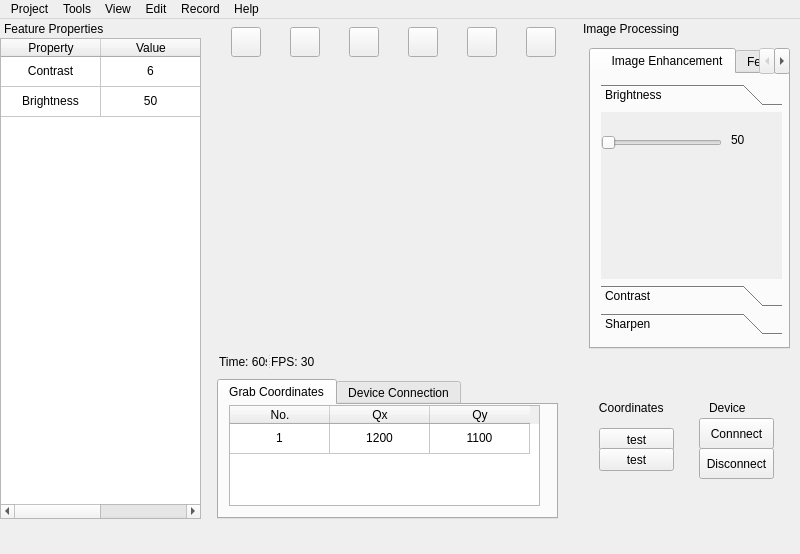
The window that mainwindow.ui (yuranxue272181/WPIMQP) describes before a commit, drawn with Qt 5.
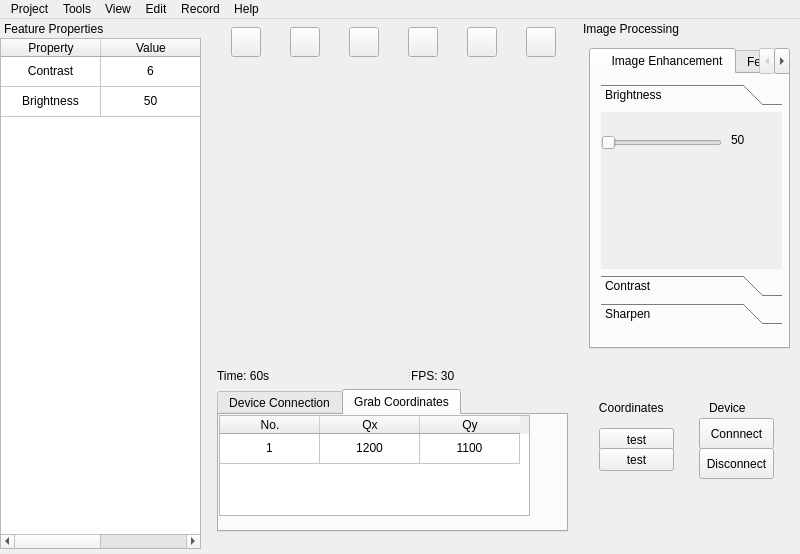
The same window after the commit. The open tabs and pages were chosen to show the change.

Patch:
```diff
--- a/mainwindow.ui
+++ b/mainwindow.ui
@@ -44,14 +44,14 @@
    <widget class="QWidget" name="videoWidget" native="true">
     <property name="geometry">
      <rect>
-      <x>12</x>
-      <y>41</y>
+      <x>11</x>
+      <y>42</y>
       <width>352</width>
       <height>288</height>
      </rect>
     </property>
     <property name="sizePolicy">
-     <sizepolicy hsizetype="Expanding" vsizetype="Expanding">
+     <sizepolicy hsizetype="Fixed" vsizetype="Fixed">
       <horstretch>0</horstretch>
       <verstretch>0</verstretch>
      </sizepolicy>
@@ -62,161 +62,18 @@
       <height>288</height>
      </size>
     </property>
+    <property name="maximumSize">
+     <size>
+      <width>1056</width>
+      <height>864</height>
+     </size>
+    </property>
     <property name="sizeIncrement">
      <size>
-      <width>10</width>
-      <height>10</height>
-     </size>
-    </property>
-   </widget>
-   <widget class="QTabWidget" name="tabWidget_2">
-    <property name="geometry">
-     <rect>
-      <x>10</x>
-      <y>360</y>
-      <width>341</width>
-      <height>140</height>
-     </rect>
-    </property>
-    <property name="minimumSize">
-     <size>
       <width>0</width>
-      <height>140</height>
+      <height>0</height>
      </size>
     </property>
-    <property name="layoutDirection">
-     <enum>Qt::LayoutDirection::LeftToRight</enum>
-    </property>
-    <property name="currentIndex">
-     <number>0</number>
-    </property>
-    <widget class="QWidget" name="tab_4">
-     <attribute name="title">
-      <string>Grab Coordinates</string>
-     </attribute>
-     <widget class="QTableWidget" name="tableWidget_2">
-      <property name="geometry">
-       <rect>
-        <x>10</x>
-        <y>0</y>
-        <width>311</width>
-        <height>101</height>
-       </rect>
-      </property>
-      <attribute name="horizontalHeaderVisible">
-       <bool>true</bool>
-      </attribute>
-      <attribute name="horizontalHeaderCascadingSectionResizes">
-       <bool>false</bool>
-      </attribute>
-      <attribute name="horizontalHeaderHighlightSections">
-       <bool>false</bool>
-      </attribute>
-      <attribute name="verticalHeaderVisible">
-       <bool>false</bool>
-      </attribute>
-      <row/>
-      <column>
-       <property name="text">
-        <string>No.</string>
-       </property>
-      </column>
-      <column>
-       <property name="text">
-        <string>Qx</string>
-       </property>
-      </column>
-      <column>
-       <property name="text">
-        <string>Qy</string>
-       </property>
-      </column>
-      <item row="0" column="0">
-       <property name="text">
-        <string>1</string>
-       </property>
-       <property name="textAlignment">
-        <set>AlignCenter</set>
-       </property>
-      </item>
-      <item row="0" column="1">
-       <property name="text">
-        <string>1200</string>
-       </property>
-       <property name="textAlignment">
-        <set>AlignCenter</set>
-       </property>
-      </item>
-      <item row="0" column="2">
-       <property name="text">
-        <string>1100</string>
-       </property>
-       <property name="textAlignment">
-        <set>AlignCenter</set>
-       </property>
-      </item>
-     </widget>
-    </widget>
-    <widget class="QWidget" name="tab_5">
-     <attribute name="title">
-      <string>Device Connection</string>
-     </attribute>
-     <widget class="QTextBrowser" name="textBrowser">
-      <property name="geometry">
-       <rect>
-        <x>10</x>
-        <y>0</y>
-        <width>321</width>
-        <height>101</height>
-       </rect>
-      </property>
-      <property name="minimumSize">
-       <size>
-        <width>321</width>
-        <height>101</height>
-       </size>
-      </property>
-      <property name="html">
-       <string>&lt;!DOCTYPE HTML PUBLIC &quot;-//W3C//DTD HTML 4.0//EN&quot; &quot;http://www.w3.org/TR/REC-html40/strict.dtd&quot;&gt;
-&lt;html&gt;&lt;head&gt;&lt;meta name=&quot;qrichtext&quot; content=&quot;1&quot; /&gt;&lt;meta charset=&quot;utf-8&quot; /&gt;&lt;style type=&quot;text/css&quot;&gt;
-p, li { white-space: pre-wrap; }
-hr { height: 1px; border-width: 0; }
-li.unchecked::marker { content: &quot;\2610&quot;; }
-li.checked::marker { content: &quot;\2612&quot;; }
-&lt;/style&gt;&lt;/head&gt;&lt;body style=&quot; font-family:'Microsoft YaHei UI'; font-size:9pt; font-weight:400; font-style:normal;&quot;&gt;
-&lt;p style=&quot; margin-top:0px; margin-bottom:0px; margin-left:0px; margin-right:0px; -qt-block-indent:0; text-indent:0px;&quot;&gt;Camera 1:&lt;/p&gt;
-&lt;p style=&quot; margin-top:0px; margin-bottom:0px; margin-left:0px; margin-right:0px; -qt-block-indent:0; text-indent:0px;&quot;&gt;  connecting&lt;/p&gt;
-&lt;p style=&quot; margin-top:0px; margin-bottom:0px; margin-left:0px; margin-right:0px; -qt-block-indent:0; text-indent:0px;&quot;&gt;  1000x1000&lt;/p&gt;
-&lt;p style=&quot; margin-top:0px; margin-bottom:0px; margin-left:0px; margin-right:0px; -qt-block-indent:0; text-indent:0px;&quot;&gt;   etc&lt;/p&gt;
-&lt;p style=&quot; margin-top:0px; margin-bottom:0px; margin-left:0px; margin-right:0px; -qt-block-indent:0; text-indent:0px;&quot;&gt;Camera 2:&lt;/p&gt;
-&lt;p style=&quot; margin-top:0px; margin-bottom:0px; margin-left:0px; margin-right:0px; -qt-block-indent:0; text-indent:0px;&quot;&gt;  disconnecting&lt;/p&gt;
-&lt;p style=&quot;-qt-paragraph-type:empty; margin-top:0px; margin-bottom:0px; margin-left:0px; margin-right:0px; -qt-block-indent:0; text-indent:0px;&quot;&gt;&lt;br /&gt;&lt;/p&gt;&lt;/body&gt;&lt;/html&gt;</string>
-      </property>
-     </widget>
-    </widget>
-   </widget>
-   <widget class="QSplitter" name="splitter">
-    <property name="geometry">
-     <rect>
-      <x>12</x>
-      <y>335</y>
-      <width>96</width>
-      <height>16</height>
-     </rect>
-    </property>
-    <property name="orientation">
-     <enum>Qt::Orientation::Horizontal</enum>
-    </property>
-    <widget class="QLabel" name="label_5">
-     <property name="text">
-      <string>Time: 60s</string>
-     </property>
-    </widget>
-    <widget class="QLabel" name="label_6">
-     <property name="text">
-      <string>FPS: 30</string>
-     </property>
-    </widget>
    </widget>
    <widget class="QWidget" name="layoutWidget">
     <property name="geometry">
@@ -308,6 +165,155 @@
      </item>
     </layout>
    </widget>
+   <widget class="QWidget" name="">
+    <property name="geometry">
+     <rect>
+      <x>10</x>
+      <y>350</y>
+      <width>351</width>
+      <height>163</height>
+     </rect>
+    </property>
+    <layout class="QVBoxLayout" name="verticalLayout">
+     <item>
+      <widget class="QSplitter" name="splitter">
+       <property name="orientation">
+        <enum>Qt::Orientation::Horizontal</enum>
+       </property>
+       <widget class="QLabel" name="label_5">
+        <property name="text">
+         <string>Time: 60s</string>
+        </property>
+       </widget>
+       <widget class="QLabel" name="label_6">
+        <property name="text">
+         <string>FPS: 30</string>
+        </property>
+       </widget>
+      </widget>
+     </item>
+     <item>
+      <widget class="QTabWidget" name="tabWidget_2">
+       <property name="minimumSize">
+        <size>
+         <width>0</width>
+         <height>140</height>
+        </size>
+       </property>
+       <property name="layoutDirection">
+        <enum>Qt::LayoutDirection::LeftToRight</enum>
+       </property>
+       <property name="currentIndex">
+        <number>0</number>
+       </property>
+       <widget class="QWidget" name="tab_5">
+        <attribute name="title">
+         <string>Device Connection</string>
+        </attribute>
+        <widget class="QTextBrowser" name="textBrowser">
+         <property name="geometry">
+          <rect>
+           <x>10</x>
+           <y>0</y>
+           <width>321</width>
+           <height>101</height>
+          </rect>
+         </property>
+         <property name="minimumSize">
+          <size>
+           <width>321</width>
+           <height>101</height>
+          </size>
+         </property>
+         <property name="html">
+          <string>&lt;!DOCTYPE HTML PUBLIC &quot;-//W3C//DTD HTML 4.0//EN&quot; &quot;http://www.w3.org/TR/REC-html40/strict.dtd&quot;&gt;
+&lt;html&gt;&lt;head&gt;&lt;meta name=&quot;qrichtext&quot; content=&quot;1&quot; /&gt;&lt;meta charset=&quot;utf-8&quot; /&gt;&lt;style type=&quot;text/css&quot;&gt;
+p, li { white-space: pre-wrap; }
+hr { height: 1px; border-width: 0; }
+li.unchecked::marker { content: &quot;\2610&quot;; }
+li.checked::marker { content: &quot;\2612&quot;; }
+&lt;/style&gt;&lt;/head&gt;&lt;body style=&quot; font-family:'Microsoft YaHei UI'; font-size:9pt; font-weight:400; font-style:normal;&quot;&gt;
+&lt;p style=&quot; margin-top:0px; margin-bottom:0px; margin-left:0px; margin-right:0px; -qt-block-indent:0; text-indent:0px;&quot;&gt;Camera 1:&lt;/p&gt;
+&lt;p style=&quot; margin-top:0px; margin-bottom:0px; margin-left:0px; margin-right:0px; -qt-block-indent:0; text-indent:0px;&quot;&gt;  connecting&lt;/p&gt;
+&lt;p style=&quot; margin-top:0px; margin-bottom:0px; margin-left:0px; margin-right:0px; -qt-block-indent:0; text-indent:0px;&quot;&gt;  1000x1000&lt;/p&gt;
+&lt;p style=&quot; margin-top:0px; margin-bottom:0px; margin-left:0px; margin-right:0px; -qt-block-indent:0; text-indent:0px;&quot;&gt;   etc&lt;/p&gt;
+&lt;p style=&quot; margin-top:0px; margin-bottom:0px; margin-left:0px; margin-right:0px; -qt-block-indent:0; text-indent:0px;&quot;&gt;Camera 2:&lt;/p&gt;
+&lt;p style=&quot; margin-top:0px; margin-bottom:0px; margin-left:0px; margin-right:0px; -qt-block-indent:0; text-indent:0px;&quot;&gt;  disconnecting&lt;/p&gt;
+&lt;p style=&quot;-qt-paragraph-type:empty; margin-top:0px; margin-bottom:0px; margin-left:0px; margin-right:0px; -qt-block-indent:0; text-indent:0px;&quot;&gt;&lt;br /&gt;&lt;/p&gt;&lt;/body&gt;&lt;/html&gt;</string>
+         </property>
+        </widget>
+       </widget>
+       <widget class="QWidget" name="tab_4">
+        <attribute name="title">
+         <string>Grab Coordinates</string>
+        </attribute>
+        <widget class="QTableWidget" name="tableWidget_2">
+         <property name="geometry">
+          <rect>
+           <x>0</x>
+           <y>0</y>
+           <width>311</width>
+           <height>101</height>
+          </rect>
+         </property>
+         <attribute name="horizontalHeaderVisible">
+          <bool>true</bool>
+         </attribute>
+         <attribute name="horizontalHeaderCascadingSectionResizes">
+          <bool>false</bool>
+         </attribute>
+         <attribute name="horizontalHeaderHighlightSections">
+          <bool>false</bool>
+         </attribute>
+         <attribute name="verticalHeaderVisible">
+          <bool>false</bool>
+         </attribute>
+         <row/>
+         <column>
+          <property name="text">
+           <string>No.</string>
+          </property>
+         </column>
+         <column>
+          <property name="text">
+           <string>Qx</string>
+          </property>
+         </column>
+         <column>
+          <property name="text">
+           <string>Qy</string>
+          </property>
+         </column>
+         <item row="0" column="0">
+          <property name="text">
+           <string>1</string>
+          </property>
+          <property name="textAlignment">
+           <set>AlignCenter</set>
+          </property>
+         </item>
+         <item row="0" column="1">
+          <property name="text">
+           <string>1200</string>
+          </property>
+          <property name="textAlignment">
+           <set>AlignCenter</set>
+          </property>
+         </item>
+         <item row="0" column="2">
+          <property name="text">
+           <string>1100</string>
+          </property>
+          <property name="textAlignment">
+           <set>AlignCenter</set>
+          </property>
+         </item>
+        </widget>
+       </widget>
+      </widget>
+     </item>
+    </layout>
+   </widget>
   </widget>
   <widget class="QMenuBar" name="menuBar">
    <property name="geometry">
@@ -390,7 +396,7 @@
        <x>0</x>
        <y>0</y>
        <width>201</width>
-       <height>481</height>
+       <height>511</height>
       </rect>
      </property>
      <property name="sizePolicy">
@@ -521,7 +527,7 @@
          <x>10</x>
          <y>10</y>
          <width>181</width>
-         <height>251</height>
+         <height>241</height>
         </rect>
        </property>
        <property name="styleSheet">
@@ -536,7 +542,7 @@
           <x>0</x>
           <y>0</y>
           <width>181</width>
-          <height>164</height>
+          <height>154</height>
          </rect>
         </property>
         <attribute name="label">
```
Left out of the diff: 7 changed lines with no effect on the pictures.
